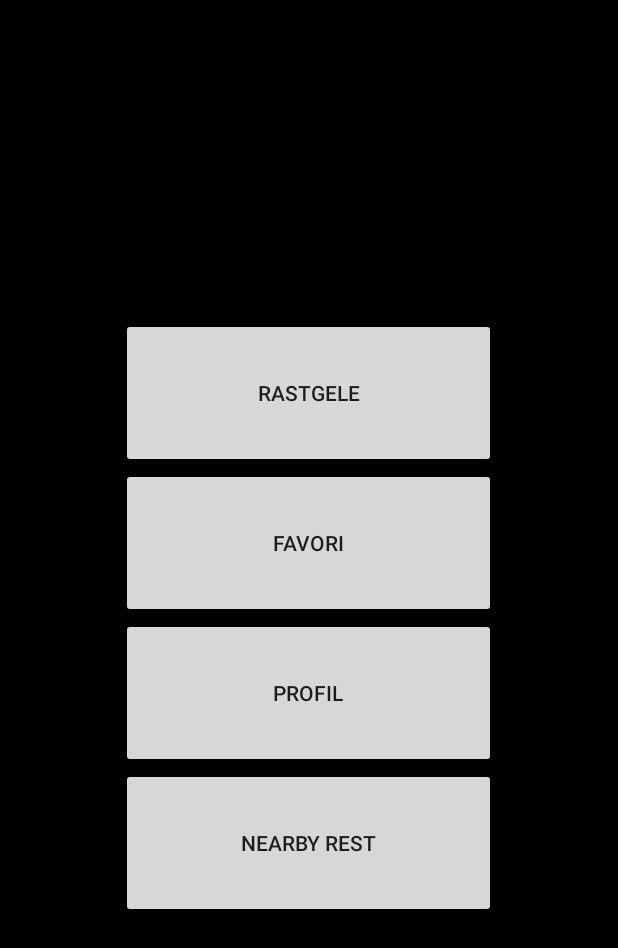
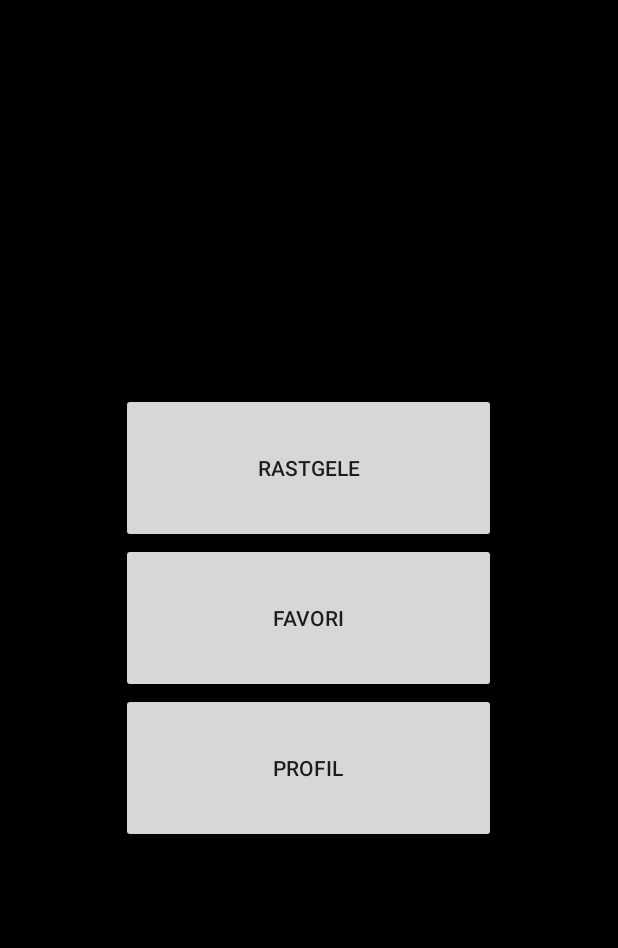
Before and after one commit to serametmuhammet/serametmuhammet-cse3044spring2019p1_mseramet_bozkan_maktas, an Android app: the ButtonsScreen screen opened directly, with no data from a screen before it, on a phone screen of 412 x 824 dp. Shown: the top 948 px of the screen. Run offline under Robolectric (Android 15) with nearby library versions, the phone set to English and light mode, and no system bars; our stand-ins replace Firebase (no records; nobody signed in at launch, a user with empty details on screens opened directly); 1 statement that could not run was skipped.

Commit message:
final commit

```diff
--- a/app/src/main/res/layout/activity_buttons.xml
+++ b/app/src/main/res/layout/activity_buttons.xml
@@ -32,12 +32,7 @@
             android:layout_height="100dp"
             android:text="Profil"
             />
-        <Button
-            android:id="@+id/nearby_places"
-            android:layout_width="250dp"
-            android:layout_height="100dp"
-            android:text="NearBy Rest"
-            />
+
 
     </LinearLayout>
 
```
Also changed, not shown: app/src/main/java/com/example/neyesek/ButtonsScreen.java (+0 -26 lines).
